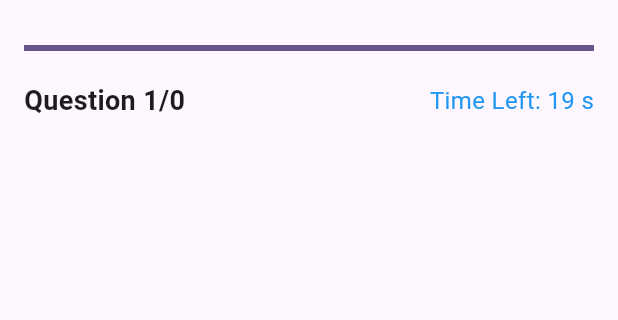
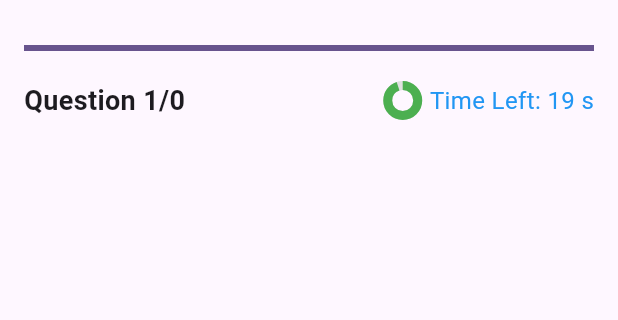
Before and after one commit to KaozhiChen/quiz_app, a Flutter app: the QuizScreen screen opened directly with empty values, on a phone screen of 412 x 824 dp, the part 63-383 px from its top. Run offline on Flutter 3.47's test engine with Material 3 defaults, Android fonts, the phone set to English and light mode, and no system bars; our stand-ins replace html_unescape, sqflite; accounts and stored records are empty; network calls fail; statements that could not run were skipped.

Commit message:
implement leadboard according to the category user chose

```diff
--- a/lib/database_helper.dart
+++ b/lib/database_helper.dart
@@ -50,7 +50,7 @@ class DatabaseHelper {
       where: 'category = ?',
       whereArgs: [category],
       orderBy: 'score DESC',
-      limit: 10,
+      limit: 5,
     );
   }
 }
--- a/lib/screens/quiz_screen.dart
+++ b/lib/screens/quiz_screen.dart
@@ -6,8 +6,13 @@ import '../database_helper.dart';
 
 class QuizScreen extends StatefulWidget {
   final List<dynamic> questions;
+  final String category;
 
-  const QuizScreen({super.key, required this.questions});
+  const QuizScreen({
+    super.key,
+    required this.questions,
+    required this.category,
+  });
 
   @override
   _QuizScreenState createState() => _QuizScreenState();
@@ -22,6 +27,7 @@ class _QuizScreenState extends State<QuizScreen> {
   int timeLeft = 20;
   List<String> shuffledAnswers = [];
   String questionText = '';
+  double progress = 1.0;
 
   @override
   void initState() {
@@ -38,10 +44,12 @@ class _QuizScreenState extends State<QuizScreen> {
 
   void startTimer() {
     timeLeft = 20;
+    progress = 1.0;
     timer = Timer.periodic(const Duration(seconds: 1), (timer) {
       setState(() {
         if (timeLeft > 0) {
           timeLeft--;
+          progress = timeLeft / 20;
         } else {
           timer.cancel();
           _submitAnswer(null);
@@ -108,14 +116,13 @@ class _QuizScreenState extends State<QuizScreen> {
   }
 
   void _showLeaderboard() async {
-    final leaderboard =
-        await DatabaseHelper().getLeaderboard('Category'); // 替换为实际分类
+    final leaderboard = await DatabaseHelper().getLeaderboard(widget.category);
 
     showDialog(
       context: context,
       builder: (context) {
         return AlertDialog(
-          title: const Text('Leaderboard'),
+          title: Text('${widget.category} Leaderboard'),
           content: leaderboard.isEmpty
               ? const Text('No scores yet.')
               : Column(
@@ -130,8 +137,8 @@ class _QuizScreenState extends State<QuizScreen> {
           actions: [
             TextButton(
               onPressed: () {
-                Navigator.pop(context); // Close leaderboard
-                Navigator.pop(context); // Go back to previous screen
+                Navigator.pop(context);
+                Navigator.pop(context);
               },
               child: const Text('Back to Setup'),
             ),
@@ -146,7 +153,7 @@ class _QuizScreenState extends State<QuizScreen> {
 
     showDialog(
       context: context,
-      barrierDismissible: false,
+      barrierDismissible: false, // Prevent dismissal without input
       builder: (context) {
         return AlertDialog(
           title: const Text('Quiz Completed!'),
@@ -165,6 +172,14 @@ class _QuizScreenState extends State<QuizScreen> {
             ],
           ),
           actions: [
+            // Allow returning without saving score
+            TextButton(
+              onPressed: () {
+                Navigator.pop(context);
+                Navigator.pop(context);
+              },
+              child: const Text('Skip'),
+            ),
             TextButton(
               onPressed: () async {
                 String username = usernameController.text.trim();
@@ -172,12 +187,16 @@ class _QuizScreenState extends State<QuizScreen> {
                   // Save to leaderboard
                   await DatabaseHelper().insertScore(
                     username,
-                    'Category', // 替换为实际分类
+                    widget.category,
                     score,
                   );
 
-                  Navigator.pop(context); // Close dialog
-                  _showLeaderboard(); // Show leaderboard
+                  Navigator.pop(context);
+                  _showLeaderboard();
+                } else {
+                  ScaffoldMessenger.of(context).showSnackBar(
+                    const SnackBar(content: Text('Name cannot be empty')),
+                  );
                 }
               },
               child: const Text('Submit'),
@@ -214,9 +233,30 @@ class _QuizScreenState extends State<QuizScreen> {
                   style: const TextStyle(
                       fontSize: 18, fontWeight: FontWeight.bold),
                 ),
-                Text(
-                  'Time Left: $timeLeft s',
-                  style: const TextStyle(fontSize: 16, color: Colors.blue),
+                Row(
+                  children: [
+                    SizedBox(
+                      height: 20,
+                      width: 20,
+                      child: CircularProgressIndicator(
+                        value: progress,
+                        strokeWidth: 6,
+                        backgroundColor: Colors.grey.shade300,
+                        valueColor: AlwaysStoppedAnimation<Color>(
+                          progress > 0.5
+                              ? Colors.green
+                              : (progress > 0.2 ? Colors.orange : Colors.red),
+                        ),
+                      ),
+                    ),
+                    const SizedBox(
+                      width: 8,
+                    ),
+                    Text(
+                      'Time Left: $timeLeft s',
+                      style: const TextStyle(fontSize: 16, color: Colors.blue),
+                    ),
+                  ],
                 ),
               ],
             ),
--- a/lib/screens/setup_screen.dart
+++ b/lib/screens/setup_screen.dart
@@ -45,7 +45,10 @@ class _SetupScreenState extends State<SetupScreen> {
       Navigator.push(
         context,
         MaterialPageRoute(
-          builder: (context) => QuizScreen(questions: questions),
+          builder: (context) => QuizScreen(
+            questions: questions,
+            category: selectedCategory!.name,
+          ),
         ),
       );
     } catch (error) {
```
